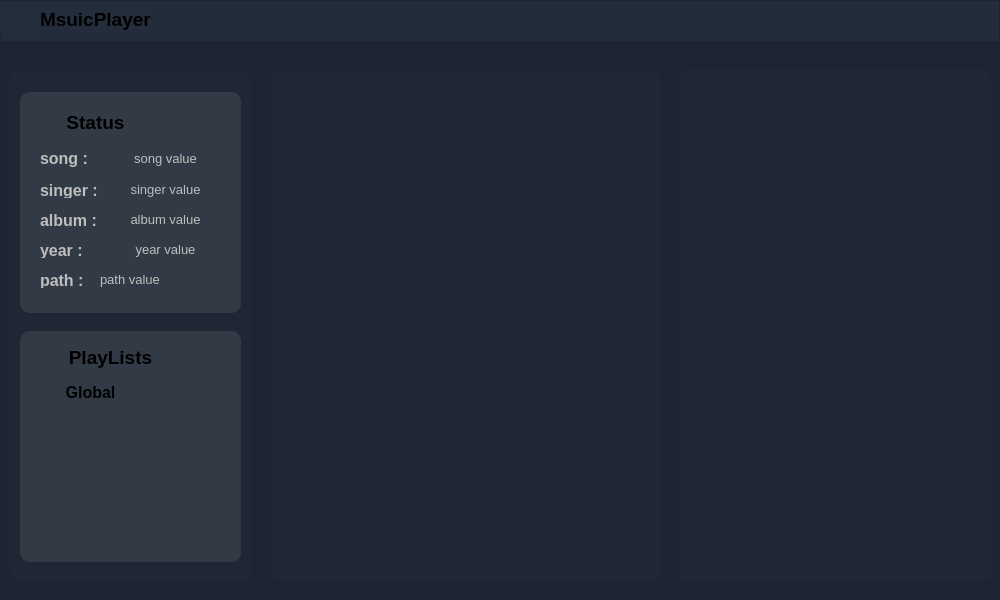
woozyh/mp, file ui/MusicPlayer.ui: the form before one commit.
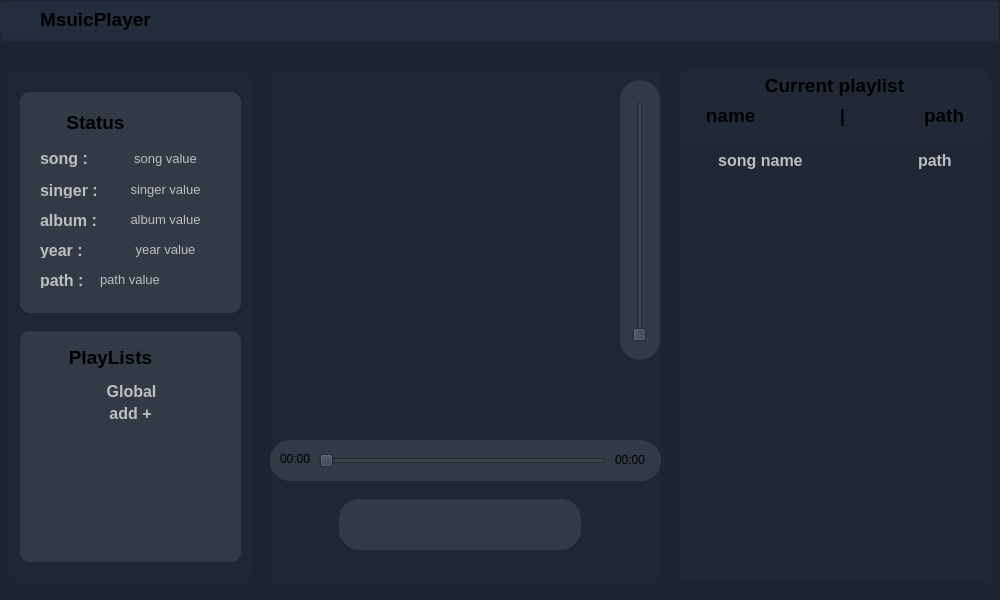
The form after the commit. Icons and pictures are not drawn.

The edit to the form file:
```diff
--- a/ui/MusicPlayer.ui
+++ b/ui/MusicPlayer.ui
@@ -610,10 +610,10 @@
      <widget class="QPushButton" name="pushButton">
       <property name="geometry">
        <rect>
-        <x>20</x>
+        <x>6</x>
         <y>50</y>
-        <width>101</width>
-        <height>23</height>
+        <width>211</width>
+        <height>20</height>
        </rect>
       </property>
       <property name="font">
@@ -625,6 +625,7 @@
       <property name="styleSheet">
        <string notr="true">QPushButton
 {
+	color: rgba(200, 200, 200, 240);
 	border-style: insert;
 	background-color: rgba(35, 45, 70, 0);
 }
@@ -640,6 +641,41 @@
        <string>Global</string>
       </property>
      </widget>
+     <widget class="QPushButton" name="addPlayListButton">
+      <property name="geometry">
+       <rect>
+        <x>5</x>
+        <y>72</y>
+        <width>211</width>
+        <height>20</height>
+       </rect>
+      </property>
+      <property name="font">
+       <font>
+        <pointsize>12</pointsize>
+        <bold>true</bold>
+       </font>
+      </property>
+      <property name="styleSheet">
+       <string notr="true">QPushButton
+{
+	color: rgba(200, 200, 200, 240);
+	border-style: insert;
+	background-color: rgba(35, 45, 70, 0);
+}
+
+QPushButton:hover:!pressed
+{
+	color: rgba(255, 255, 255, 200);
+	border: insert lightgray;
+  	background-color: rgba(140, 140, 140, 70);
+}
+</string>
+      </property>
+      <property name="text">
+       <string>add +</string>
+      </property>
+     </widget>
     </widget>
    </widget>
    <widget class="QFrame" name="currentSongFrame">
@@ -661,6 +697,504 @@
     <property name="frameShadow">
      <enum>QFrame::Shadow::Raised</enum>
     </property>
+    <widget class="QFrame" name="songAPICFrame">
+     <property name="geometry">
+      <rect>
+       <x>22</x>
+       <y>12</y>
+       <width>320</width>
+       <height>300</height>
+      </rect>
+     </property>
+     <property name="styleSheet">
+      <string notr="true">border-radius: 15px;
+border-size: 3px;
+border-style: solid;
+border-color: rgb(50, 58, 69);</string>
+     </property>
+     <property name="frameShape">
+      <enum>QFrame::Shape::StyledPanel</enum>
+     </property>
+     <property name="frameShadow">
+      <enum>QFrame::Shadow::Raised</enum>
+     </property>
+    </widget>
+    <widget class="QFrame" name="controllerFrame">
+     <property name="geometry">
+      <rect>
+       <x>69</x>
+       <y>429</y>
+       <width>242</width>
+       <height>51</height>
+      </rect>
+     </property>
+     <property name="styleSheet">
+      <string notr="true">border-radius: 20px;
+background-color: rgb(50, 58, 69);</string>
+     </property>
+     <property name="frameShape">
+      <enum>QFrame::Shape::StyledPanel</enum>
+     </property>
+     <property name="frameShadow">
+      <enum>QFrame::Shadow::Raised</enum>
+     </property>
+     <widget class="QPushButton" name="shuffleButton">
+      <property name="geometry">
+       <rect>
+        <x>14</x>
+        <y>10</y>
+        <width>30</width>
+        <height>30</height>
+       </rect>
+      </property>
+      <property name="minimumSize">
+       <size>
+        <width>30</width>
+        <height>30</height>
+       </size>
+      </property>
+      <property name="maximumSize">
+       <size>
+        <width>30</width>
+        <height>30</height>
+       </size>
+      </property>
+      <property name="styleSheet">
+       <string notr="true">QPushButton
+{
+	color: rgba(200, 200, 200, 240);
+	border-radius: 10px;
+	border-style: insert;
+	background-color: rgba(35, 45, 70, 0);
+}
+
+QPushButton:hover:!pressed
+{
+	color: rgba(255, 255, 255, 200);
+	border: insert lightgray;
+  	background-color: rgba(140, 140, 140, 70);
+}
+</string>
+      </property>
+      <property name="text">
+       <string/>
+      </property>
+      <property name="icon">
+       <iconset resource="resources.qrc">
+        <normaloff>:/icons/icons/play-random.png</normaloff>:/icons/icons/play-random.png</iconset>
+      </property>
+     </widget>
+     <widget class="QPushButton" name="previousButton">
+      <property name="geometry">
+       <rect>
+        <x>53</x>
+        <y>10</y>
+        <width>30</width>
+        <height>30</height>
+       </rect>
+      </property>
+      <property name="minimumSize">
+       <size>
+        <width>30</width>
+        <height>30</height>
+       </size>
+      </property>
+      <property name="maximumSize">
+       <size>
+        <width>30</width>
+        <height>30</height>
+       </size>
+      </property>
+      <property name="styleSheet">
+       <string notr="true">QPushButton
+{
+	color: rgba(200, 200, 200, 240);
+	border-radius: 10px;
+	border-style: insert;
+	background-color: rgba(35, 45, 70, 0);
+}
+
+QPushButton:hover:!pressed
+{
+	color: rgba(255, 255, 255, 200);
+	border: insert lightgray;
+  	background-color: rgba(140, 140, 140, 70);
+}
+</string>
+      </property>
+      <property name="text">
+       <string/>
+      </property>
+      <property name="icon">
+       <iconset resource="resources.qrc">
+        <normaloff>:/icons/icons/pre.png</normaloff>:/icons/icons/pre.png</iconset>
+      </property>
+     </widget>
+     <widget class="QPushButton" name="pauseButton">
+      <property name="geometry">
+       <rect>
+        <x>90</x>
+        <y>10</y>
+        <width>30</width>
+        <height>30</height>
+       </rect>
+      </property>
+      <property name="minimumSize">
+       <size>
+        <width>30</width>
+        <height>30</height>
+       </size>
+      </property>
+      <property name="maximumSize">
+       <size>
+        <width>30</width>
+        <height>30</height>
+       </size>
+      </property>
+      <property name="styleSheet">
+       <string notr="true">QPushButton
+{
+	color: rgba(200, 200, 200, 240);
+	border-radius: 10px;
+	border-style: insert;
+	background-color: rgba(35, 45, 70, 0);
+}
+
+QPushButton:hover:!pressed
+{
+	color: rgba(255, 255, 255, 200);
+	border: insert lightgray;
+  	background-color: rgba(140, 140, 140, 70);
+}
+</string>
+      </property>
+      <property name="text">
+       <string/>
+      </property>
+      <property name="icon">
+       <iconset resource="resources.qrc">
+        <normaloff>:/icons/icons/play.png</normaloff>:/icons/icons/play.png</iconset>
+      </property>
+     </widget>
+     <widget class="QPushButton" name="playButton">
+      <property name="geometry">
+       <rect>
+        <x>120</x>
+        <y>10</y>
+        <width>30</width>
+        <height>30</height>
+       </rect>
+      </property>
+      <property name="minimumSize">
+       <size>
+        <width>30</width>
+        <height>30</height>
+       </size>
+      </property>
+      <property name="maximumSize">
+       <size>
+        <width>30</width>
+        <height>30</height>
+       </size>
+      </property>
+      <property name="styleSheet">
+       <string notr="true">QPushButton
+{
+	color: rgba(200, 200, 200, 240);
+	border-radius: 10px;
+	border-style: insert;
+	background-color: rgba(35, 45, 70, 0);
+}
+
+QPushButton:hover:!pressed
+{
+	color: rgba(255, 255, 255, 200);
+	border: insert lightgray;
+  	background-color: rgba(140, 140, 140, 70);
+}
+</string>
+      </property>
+      <property name="text">
+       <string/>
+      </property>
+      <property name="icon">
+       <iconset resource="resources.qrc">
+        <normaloff>:/icons/icons/pase.png</normaloff>:/icons/icons/pase.png</iconset>
+      </property>
+     </widget>
+     <widget class="QPushButton" name="nextButton">
+      <property name="geometry">
+       <rect>
+        <x>156</x>
+        <y>10</y>
+        <width>30</width>
+        <height>30</height>
+       </rect>
+      </property>
+      <property name="minimumSize">
+       <size>
+        <width>30</width>
+        <height>30</height>
+       </size>
+      </property>
+      <property name="maximumSize">
+       <size>
+        <width>30</width>
+        <height>30</height>
+       </size>
+      </property>
+      <property name="styleSheet">
+       <string notr="true">QPushButton
+{
+	color: rgba(200, 200, 200, 240);
+	border-radius: 10px;
+	border-style: insert;
+	background-color: rgba(35, 45, 70, 0);
+}
+
+QPushButton:hover:!pressed
+{
+	color: rgba(255, 255, 255, 200);
+	border: insert lightgray;
+  	background-color: rgba(140, 140, 140, 70);
+}
+</string>
+      </property>
+      <property name="text">
+       <string/>
+      </property>
+      <property name="icon">
+       <iconset resource="resources.qrc">
+        <normaloff>:/icons/icons/next.png</normaloff>:/icons/icons/next.png</iconset>
+      </property>
+     </widget>
+     <widget class="QPushButton" name="loopButton">
+      <property name="geometry">
+       <rect>
+        <x>199</x>
+        <y>10</y>
+        <width>30</width>
+        <height>30</height>
+       </rect>
+      </property>
+      <property name="minimumSize">
+       <size>
+        <width>30</width>
+        <height>30</height>
+       </size>
+      </property>
+      <property name="maximumSize">
+       <size>
+        <width>30</width>
+        <height>30</height>
+       </size>
+      </property>
+      <property name="styleSheet">
+       <string notr="true">QPushButton
+{
+	color: rgba(200, 200, 200, 240);
+	border-radius: 10px;
+	border-style: insert;
+	background-color: rgba(35, 45, 70, 0);
+}
+
+QPushButton:hover:!pressed
+{
+	color: rgba(255, 255, 255, 200);
+	border: insert lightgray;
+  	background-color: rgba(140, 140, 140, 70);
+}
+</string>
+      </property>
+      <property name="text">
+       <string/>
+      </property>
+      <property name="icon">
+       <iconset resource="resources.qrc">
+        <normaloff>:/icons/icons/loop-one.png</normaloff>:/icons/icons/loop-one.png</iconset>
+      </property>
+     </widget>
+    </widget>
+    <widget class="QFrame" name="timeLineFrmae">
+     <property name="geometry">
+      <rect>
+       <x>0</x>
+       <y>370</y>
+       <width>391</width>
+       <height>41</height>
+      </rect>
+     </property>
+     <property name="styleSheet">
+      <string notr="true">border-radius: 20px;
+background-color: rgb(50, 58, 69);</string>
+     </property>
+     <property name="frameShape">
+      <enum>QFrame::Shape::StyledPanel</enum>
+     </property>
+     <property name="frameShadow">
+      <enum>QFrame::Shadow::Raised</enum>
+     </property>
+     <widget class="QSlider" name="songTimeLine">
+      <property name="geometry">
+       <rect>
+        <x>49</x>
+        <y>13</y>
+        <width>287</width>
+        <height>16</height>
+       </rect>
+      </property>
+      <property name="orientation">
+       <enum>Qt::Orientation::Horizontal</enum>
+      </property>
+     </widget>
+     <widget class="QLabel" name="currentTimeLine">
+      <property name="geometry">
+       <rect>
+        <x>10</x>
+        <y>11</y>
+        <width>36</width>
+        <height>16</height>
+       </rect>
+      </property>
+      <property name="text">
+       <string>00:00</string>
+      </property>
+     </widget>
+     <widget class="QLabel" name="songLength">
+      <property name="geometry">
+       <rect>
+        <x>345</x>
+        <y>12</y>
+        <width>36</width>
+        <height>16</height>
+       </rect>
+      </property>
+      <property name="text">
+       <string>00:00</string>
+      </property>
+     </widget>
+    </widget>
+    <widget class="QFrame" name="volumeFrame">
+     <property name="geometry">
+      <rect>
+       <x>350</x>
+       <y>10</y>
+       <width>40</width>
+       <height>280</height>
+      </rect>
+     </property>
+     <property name="styleSheet">
+      <string notr="true">border-radius: 20px;
+background-color: rgb(50, 58, 69);</string>
+     </property>
+     <property name="frameShape">
+      <enum>QFrame::Shape::StyledPanel</enum>
+     </property>
+     <property name="frameShadow">
+      <enum>QFrame::Shadow::Raised</enum>
+     </property>
+     <widget class="QSlider" name="verticalSlider">
+      <property name="geometry">
+       <rect>
+        <x>11</x>
+        <y>22</y>
+        <width>17</width>
+        <height>240</height>
+       </rect>
+      </property>
+      <property name="orientation">
+       <enum>Qt::Orientation::Vertical</enum>
+      </property>
+     </widget>
+    </widget>
+    <widget class="QPushButton" name="addToFavoriteButton">
+     <property name="geometry">
+      <rect>
+       <x>170</x>
+       <y>318</y>
+       <width>30</width>
+       <height>30</height>
+      </rect>
+     </property>
+     <property name="minimumSize">
+      <size>
+       <width>30</width>
+       <height>30</height>
+      </size>
+     </property>
+     <property name="maximumSize">
+      <size>
+       <width>30</width>
+       <height>30</height>
+      </size>
+     </property>
+     <property name="styleSheet">
+      <string notr="true">QPushButton
+{
+	color: rgba(200, 200, 200, 240);
+	border-style: insert;
+	background-color: rgba(35, 45, 70, 0);
+}
+QPushButton:hover:!pressed
+{
+	border: insert lightgray;
+  	background-color: rgba(100, 10, 10, 255);
+}
+</string>
+     </property>
+     <property name="text">
+      <string/>
+     </property>
+     <property name="icon">
+      <iconset resource="resources.qrc">
+       <normaloff>:/icons/icons/heart-flat-icon.png</normaloff>:/icons/icons/heart-flat-icon.png</iconset>
+     </property>
+    </widget>
+    <widget class="QPushButton" name="addToPlayList">
+     <property name="geometry">
+      <rect>
+       <x>315</x>
+       <y>317</y>
+       <width>30</width>
+       <height>30</height>
+      </rect>
+     </property>
+     <property name="minimumSize">
+      <size>
+       <width>30</width>
+       <height>30</height>
+      </size>
+     </property>
+     <property name="maximumSize">
+      <size>
+       <width>30</width>
+       <height>30</height>
+      </size>
+     </property>
+     <property name="styleSheet">
+      <string notr="true">QPushButton
+{
+	color: rgba(200, 200, 200, 240);
+	border-style: insert;
+	background-color: rgba(35, 45, 70, 0);
+}
+
+QPushButton:hover:!pressed
+{
+	color: rgba(255, 255, 255, 200);
+	border: insert lightgray;
+  	background-color: rgba(140, 140, 140, 100);
+}
+</string>
+     </property>
+     <property name="text">
+      <string/>
+     </property>
+     <property name="icon">
+      <iconset resource="resources.qrc">
+       <normaloff>:/icons/icons/add-round-grey-icon.png</normaloff>:/icons/icons/add-round-grey-icon.png</iconset>
+     </property>
+    </widget>
    </widget>
    <widget class="QStackedWidget" name="stackedWidget">
     <property name="geometry">
@@ -678,7 +1212,109 @@
     <property name="currentIndex">
      <number>0</number>
     </property>
-    <widget class="QWidget" name="page"/>
+    <widget class="QWidget" name="currentPlayList">
+     <widget class="QFrame" name="page_1_Title">
+      <property name="geometry">
+       <rect>
+        <x>0</x>
+        <y>0</y>
+        <width>311</width>
+        <height>70</height>
+       </rect>
+      </property>
+      <property name="frameShape">
+       <enum>QFrame::Shape::StyledPanel</enum>
+      </property>
+      <property name="frameShadow">
+       <enum>QFrame::Shadow::Raised</enum>
+      </property>
+      <widget class="QLabel" name="currentPlayListName">
+       <property name="geometry">
+        <rect>
+         <x>-1</x>
+         <y>0</y>
+         <width>311</width>
+         <height>31</height>
+        </rect>
+       </property>
+       <property name="font">
+        <font>
+         <pointsize>14</pointsize>
+         <bold>true</bold>
+        </font>
+       </property>
+       <property name="styleSheet">
+        <string notr="true">background-color: rgba(255,255, 255, 0);</string>
+       </property>
+       <property name="text">
+        <string>Current playlist</string>
+       </property>
+       <property name="alignment">
+        <set>Qt::AlignmentFlag::AlignCenter</set>
+       </property>
+      </widget>
+      <widget class="QLabel" name="currentPlayListSongNameAndPath">
+       <property name="geometry">
+        <rect>
+         <x>0</x>
+         <y>30</y>
+         <width>310</width>
+         <height>31</height>
+        </rect>
+       </property>
+       <property name="font">
+        <font>
+         <pointsize>14</pointsize>
+         <bold>true</bold>
+        </font>
+       </property>
+       <property name="styleSheet">
+        <string notr="true">background-color: rgba(255,255, 255, 0);</string>
+       </property>
+       <property name="text">
+        <string>name                |               path</string>
+       </property>
+       <property name="alignment">
+        <set>Qt::AlignmentFlag::AlignCenter</set>
+       </property>
+      </widget>
+     </widget>
+     <widget class="QPushButton" name="songInfo">
+      <property name="geometry">
+       <rect>
+        <x>0</x>
+        <y>80</y>
+        <width>310</width>
+        <height>20</height>
+       </rect>
+      </property>
+      <property name="font">
+       <font>
+        <pointsize>12</pointsize>
+        <bold>true</bold>
+       </font>
+      </property>
+      <property name="styleSheet">
+       <string notr="true">QPushButton
+{
+	color: rgba(200, 200, 200, 240);
+	border-style: insert;
+	background-color: rgba(35, 45, 70, 0);
+}
+
+QPushButton:hover:!pressed
+{
+	color: rgba(255, 255, 255, 200);
+	border: insert lightgray;
+  	background-color: rgba(140, 140, 140, 70);
+}
+</string>
+      </property>
+      <property name="text">
+       <string>song name                          path</string>
+      </property>
+     </widget>
+    </widget>
     <widget class="QWidget" name="page_2"/>
    </widget>
   </widget>
```
Left out of the diff: 3 changed lines with no effect on the pictures.
